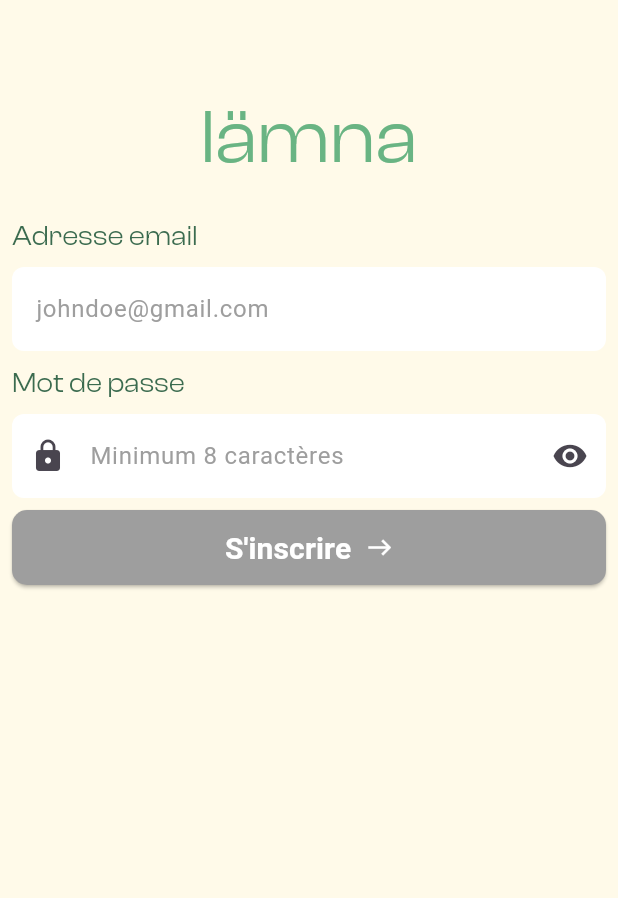
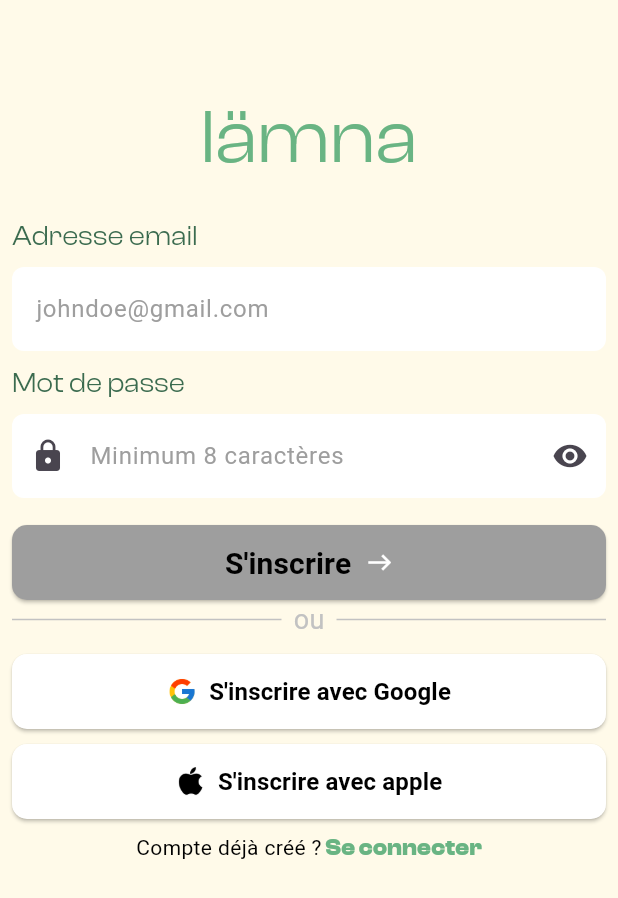
Before and after one commit to davg80/lamna_flutter, a Flutter app: the ShowOnePage screen opened directly, after a tap on "Passer", on a phone screen of 412 x 824 dp. Shown: the top 898 px of the screen. Run offline on Flutter 3.47's test engine with Material 3 defaults, Android fonts, the light colour scheme and no system bars; Roboto replaces fonts that are missing (Clash Display Variable).

Commit message:
font globally form register with button

```diff
--- a/lib/main.dart
+++ b/lib/main.dart
@@ -1,5 +1,6 @@
 import 'package:flutter/material.dart';
 import 'package:lamna/pages/teaser/show_one_page.dart';
+import 'package:lamna/utils/font_constants.dart';
 import 'package:provider/provider.dart';
 import 'package:lamna/provider/global_provider.dart';
 import 'package:lamna/utils/color_constants.dart';
@@ -29,7 +30,7 @@ class MainApp extends StatelessWidget {
                 fontWeight: FontWeight.w400,
                 fontSize: 40,
                 color: ColorConstants.greenLightAppColor,
-                fontFamily: 'ClashDisplay',
+                fontFamily: FontConstants.principalFont,
               ),
             ),
             backgroundColor: ColorConstants.lightScaffoldBackgroundColor,
--- a/lib/pages/auth/login_page.dart
+++ b/lib/pages/auth/login_page.dart
@@ -1,6 +1,7 @@
 import 'package:flutter/material.dart';
 import 'package:lamna/main.dart';
 import 'package:lamna/utils/color_constants.dart';
+import 'package:lamna/utils/font_constants.dart';
 
 class LoginPage extends StatefulWidget {
   const LoginPage({super.key});
@@ -25,7 +26,7 @@ class _LoginPageState extends State<LoginPage> {
             fontWeight: FontWeight.w400,
             fontSize: 40,
             color: ColorConstants.greenLightAppColor,
-            fontFamily: 'ClashDisplay',
+            fontFamily: FontConstants.principalFont,
           ),
         ),
         backgroundColor: ColorConstants.lightScaffoldBackgroundColor,
--- a/lib/pages/auth/register_page.dart
+++ b/lib/pages/auth/register_page.dart
@@ -2,6 +2,7 @@ import 'package:flutter/material.dart';
 import 'package:lamna/main.dart';
 import 'package:lamna/pages/auth/login_page.dart';
 import 'package:lamna/utils/color_constants.dart';
+import 'package:lamna/utils/font_constants.dart';
 import 'package:lamna/utils/widgets/button_next_page.dart';
 
 class RegisterPage extends StatefulWidget {
@@ -47,7 +48,7 @@ class _RegisterPageState extends State<RegisterPage> {
                 fontWeight: FontWeight.w400,
                 fontSize: 50,
                 color: ColorConstants.greenLightAppColor,
-                fontFamily: 'ClashDisplay',
+                fontFamily: FontConstants.principalFont,
               ),
             ),
             Form(
@@ -65,7 +66,7 @@ class _RegisterPageState extends State<RegisterPage> {
                             "Adresse email",
                             textAlign: TextAlign.left,
                             style: TextStyle(
-                                fontFamily: 'ClashDisplay',
+                                fontFamily: FontConstants.principalFont,
                                 fontSize: 18,
                                 color: ColorConstants.greenDarkAppColor),
                           ),
@@ -109,7 +110,7 @@ class _RegisterPageState extends State<RegisterPage> {
                             "Mot de passe",
                             textAlign: TextAlign.left,
                             style: TextStyle(
-                                fontFamily: 'ClashDisplay',
+                                fontFamily: FontConstants.principalFont,
                                 fontSize: 18,
                                 color: ColorConstants.greenDarkAppColor),
                           ),
@@ -154,12 +155,74 @@ class _RegisterPageState extends State<RegisterPage> {
                           },
                         ),
                         Padding(
-                          padding: const EdgeInsets.only(top: 8.0),
+                          padding: const EdgeInsets.only(top: 18.0),
                           child: ButtonLarge(
-                              text: "S'inscrire",
-                              color: enable
-                                  ? ColorConstants.greenLightAppColor
-                                  : Colors.grey),
+                            text: "S'inscrire",
+                            color: enable
+                                ? ColorConstants.greenLightAppColor
+                                : Colors.grey,
+                          ),
+                        ),
+                        Row(children: [
+                          Expanded(
+                              child: Padding(
+                            padding:
+                                const EdgeInsets.fromLTRB(0.0, 0.0, 8.0, 0.0),
+                            child: Divider(color: ColorConstants.greyAppColor),
+                          )),
+                          Text("ou",
+                              style: TextStyle(
+                                  color: ColorConstants.greyAppColor,
+                                  fontSize: 18)),
+                          Expanded(
+                              child: Padding(
+                            padding:
+                                const EdgeInsets.fromLTRB(8.0, 0.0, 0.0, 0.0),
+                            child: Divider(color: ColorConstants.greyAppColor),
+                          ))
+                        ]),
+                        const Padding(
+                          padding: EdgeInsets.only(top: 10),
+                          child: ButtonLargeNetwork(
+                              text: "S'inscrire avec Google",
+                              image: 'assets/logos/logo_google.png'),
+                        ),
+                        const Padding(
+                          padding: EdgeInsets.only(top: 10),
+                          child: ButtonLargeNetwork(
+                              text: "S'inscrire avec apple",
+                              image: 'assets/logos/logo_mac_os.png'),
+                        ),
+                        Center(
+                          child: Padding(
+                            padding: const EdgeInsets.all(8.0),
+                            child: InkWell(
+                              onTap: () => Navigator.push(
+                                context,
+                                MaterialPageRoute(
+                                  builder: (context) => const LoginPage(),
+                                ),
+                              ),
+                              child: Text.rich(
+                                TextSpan(children: [
+                                  TextSpan(
+                                    text: 'Compte déjà créé ?',
+                                    style: TextStyle(
+                                        color: ColorConstants.blackAppColor),
+                                  ),
+                                  TextSpan(
+                                    text: ' Se connecter',
+                                    style: TextStyle(
+                                        color:
+                                            ColorConstants.greenLightAppColor,
+                                        fontSize: 15,
+                                        fontFamily: FontConstants.principalFont,
+                                        fontWeight: FontWeight.w700),
+                                  ),
+                                ]),
+                              ),
+                            ),
+                          ),
                         ),
                       ],
                     ),
@@ -200,8 +263,8 @@ class ButtonLarge extends StatelessWidget {
             children: [
               Text(
                 text,
-                style: const TextStyle(
-                  color: Colors.white,
+                style: TextStyle(
+                  color: ColorConstants.blackAppColor,
                   fontSize: 20,
                   fontFamily: 'Clash Display Variable',
                   fontWeight: FontWeight.w600,
@@ -222,3 +285,50 @@ class ButtonLarge extends StatelessWidget {
     );
   }
 }
+
+class ButtonLargeNetwork extends StatelessWidget {
+  const ButtonLargeNetwork({Key? key, required this.text, required this.image})
+      : super(key: key);
+
+  final String text;
+  final String image;
+  @override
+  Widget build(BuildContext context) {
+    return ElevatedButton(
+      style: ElevatedButton.styleFrom(
+        backgroundColor: ColorConstants.whiteAppColor,
+        minimumSize: const Size.fromHeight(50),
+        shape: RoundedRectangleBorder(
+          borderRadius: BorderRadius.circular(10.0),
+        ),
+      ),
+      onPressed: () {},
+      child: Row(
+        mainAxisAlignment: MainAxisAlignment.center,
+        crossAxisAlignment: CrossAxisAlignment.center,
+        children: [
+          Wrap(
+            crossAxisAlignment: WrapCrossAlignment.center,
+            children: [
+              Padding(
+                padding: const EdgeInsets.only(right: 8.0),
+                child: Image.asset(
+                  image,
+                  width: 20,
+                ),
+              ),
+              Text(
+                text,
+                style: TextStyle(
+                    color: ColorConstants.blackAppColor,
+                    fontSize: 16,
+                    fontFamily: 'Clash Display Variable',
+                    fontWeight: FontWeight.w600),
+              ),
+            ],
+          )
+        ],
+      ),
+    );
+  }
+}
--- a/lib/pages/teaser/show_one_page.dart
+++ b/lib/pages/teaser/show_one_page.dart
@@ -3,6 +3,7 @@ import 'package:lamna/main.dart';
 import 'package:lamna/pages/auth/register_page.dart';
 import 'package:lamna/pages/teaser/show_two_page.dart';
 import 'package:lamna/utils/color_constants.dart';
+import 'package:lamna/utils/font_constants.dart';
 import 'package:lamna/utils/widgets/indicators.dart';
 
 class ShowOnePage extends StatefulWidget {
@@ -25,7 +26,7 @@ class _ShowOnePageState extends State<ShowOnePage> {
             fontWeight: FontWeight.w400,
             fontSize: 40,
             color: ColorConstants.greenLightAppColor,
-            fontFamily: 'ClashDisplay',
+            fontFamily: FontConstants.principalFont,
           ),
         ),
         backgroundColor: ColorConstants.lightScaffoldBackgroundColor,
--- a/lib/pages/teaser/show_three_page.dart
+++ b/lib/pages/teaser/show_three_page.dart
@@ -2,6 +2,7 @@ import 'package:flutter/material.dart';
 import 'package:lamna/main.dart';
 import 'package:lamna/pages/auth/register_page.dart';
 import 'package:lamna/utils/color_constants.dart';
+import 'package:lamna/utils/font_constants.dart';
 import 'package:lamna/utils/widgets/indicators.dart';
 
 class ShowThreePage extends StatefulWidget {
@@ -24,7 +25,7 @@ class _ShowThreePageState extends State<ShowThreePage> {
             fontWeight: FontWeight.w400,
             fontSize: 40,
             color: ColorConstants.greenLightAppColor,
-            fontFamily: 'ClashDisplay',
+            fontFamily: FontConstants.principalFont,
           ),
         ),
         backgroundColor: ColorConstants.lightScaffoldBackgroundColor,
--- a/lib/pages/teaser/show_two_page.dart
+++ b/lib/pages/teaser/show_two_page.dart
@@ -3,6 +3,7 @@ import 'package:lamna/main.dart';
 import 'package:lamna/pages/auth/register_page.dart';
 import 'package:lamna/pages/teaser/show_three_page.dart';
 import 'package:lamna/utils/color_constants.dart';
+import 'package:lamna/utils/font_constants.dart';
 import 'package:lamna/utils/widgets/indicators.dart';
 
 class ShowTwoPage extends StatefulWidget {
@@ -24,7 +25,7 @@ class _ShowTwoPageState extends State<ShowTwoPage> {
             fontWeight: FontWeight.w400,
             fontSize: 40,
             color: ColorConstants.greenLightAppColor,
-            fontFamily: 'ClashDisplay',
+            fontFamily: FontConstants.principalFont,
           ),
         ),
         backgroundColor: ColorConstants.lightScaffoldBackgroundColor,
--- a/lib/utils/color_constants.dart
+++ b/lib/utils/color_constants.dart
@@ -19,4 +19,5 @@ class ColorConstants {
   static Color redDarkAppColor = hexToColor('#ED755B');
   static Color whiteAppColor = Colors.white;
   static Color blackAppColor = Colors.black;
+  static Color greyAppColor = hexToColor('#C2C2C2');
 }
--- /dev/null
+++ b/lib/utils/font_constants.dart
@@ -0,0 +1,3 @@
+class FontConstants {
+  static String principalFont = 'ClashDisplay';
+}
--- a/pubspec.yaml
+++ b/pubspec.yaml
@@ -22,6 +22,8 @@ flutter:
     - assets/logos/logo_mockup.png
     - assets/logos/logo.svg
     - assets/logos/logoSimple.svg
+    - assets/logos/logo_google.png
+    - assets/logos/logo_mac_os.png
     - assets/pictures/Location search_pana.png
     - assets/pictures/Madrid_pana.png
     - assets/pictures/Retail markdown_pana.png
```
Also changed, not shown: assets/logos/logo_google.png (added), assets/logos/logo_mac_os.png (added).
